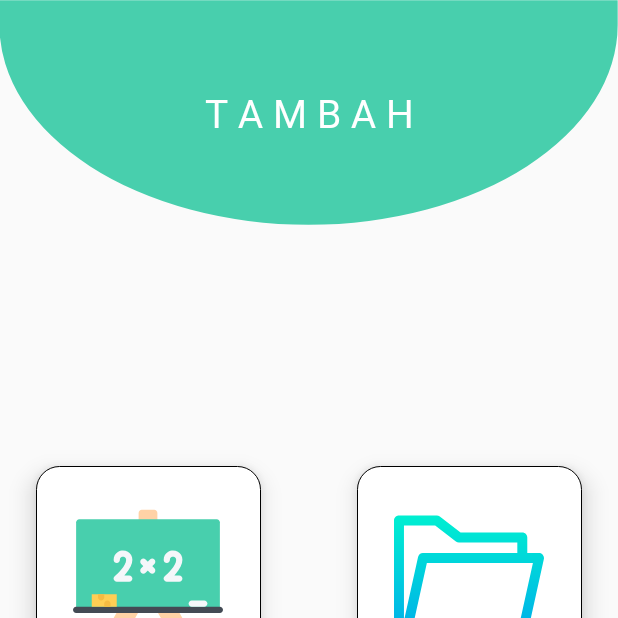
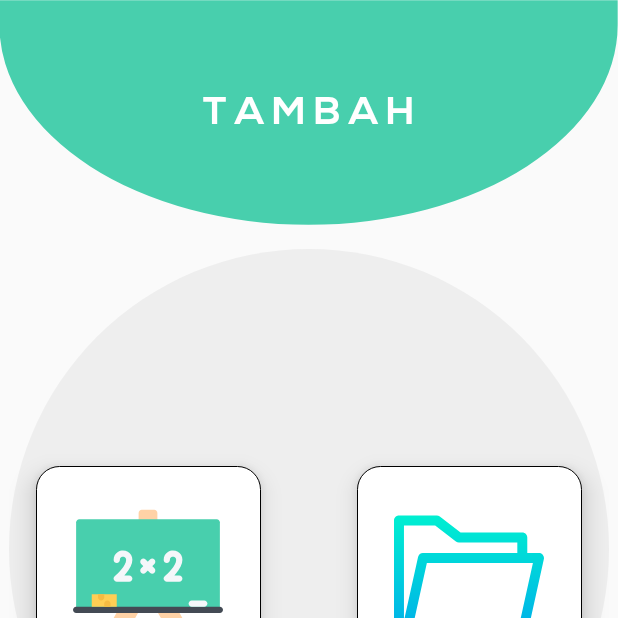
Before and after one commit to maulanarasoky/OSEN, an Android app: the screen it shows after launch (MainActivity), item 2 of the bottom bar chosen, on a phone screen of 412 x 824 dp, the top half of it. Run offline under Robolectric (Android 15) with nearby library versions, the phone set to English and light mode, and no system bars.

Commit message:
Design UI Fragment

```diff
--- /dev/null
+++ b/app/src/main/res/drawable/gray_circle.xml
@@ -0,0 +1,12 @@
+<?xml version="1.0" encoding="utf-8"?>
+<shape
+    xmlns:android="http://schemas.android.com/apk/res/android"
+    android:shape="oval">
+
+    <solid
+        android:color="#14666666"/>
+
+    <size
+        android:width="120dp"
+        android:height="120dp"/>
+</shape>
--- a/app/src/main/res/layout/fragment_add.xml
+++ b/app/src/main/res/layout/fragment_add.xml
@@ -79,4 +79,13 @@
             android:fontFamily="@font/firasans" />
     </LinearLayout>
 
+    <View
+        android:layout_width="400dp"
+        android:layout_height="400dp"
+        app:layout_constraintTop_toBottomOf="@id/toolBar"
+        android:layout_marginTop="@dimen/activity_vertical_margin"
+        app:layout_constraintStart_toStartOf="parent"
+        app:layout_constraintEnd_toEndOf="parent"
+        android:background="@drawable/gray_circle"/>
+
 </androidx.constraintlayout.widget.ConstraintLayout>
```
Also changed, not shown: app/src/main/res/layout/fragment_home.xml (+10 -0 lines), app/src/main/res/layout/fragment_profile.xml (+9 -0 lines), app/src/main/res/font/nexabold.otf (added).
